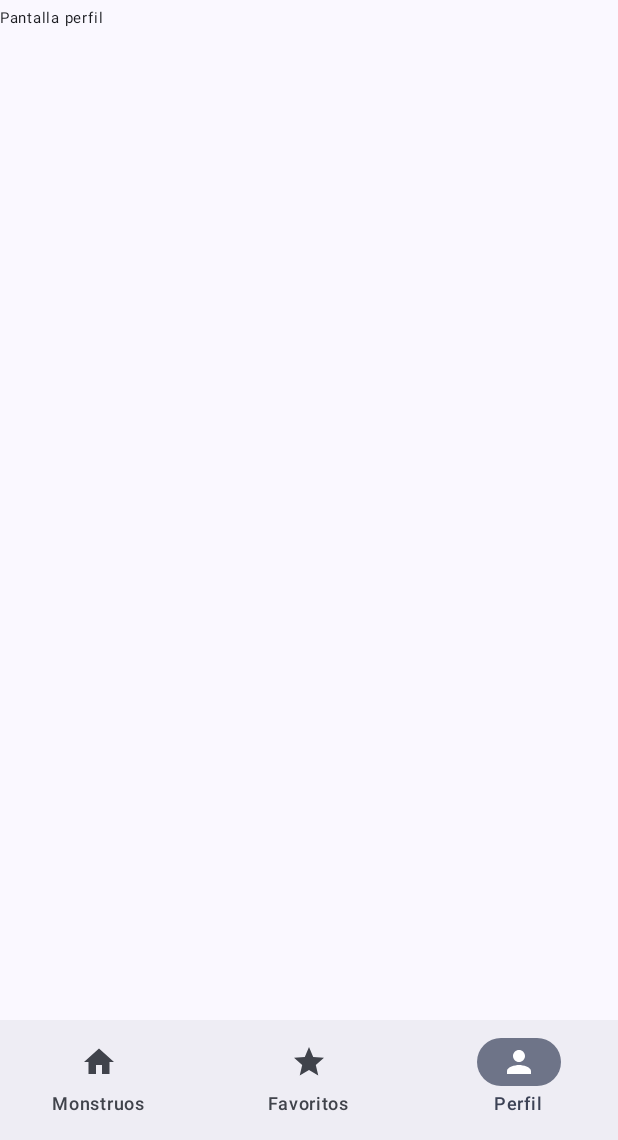
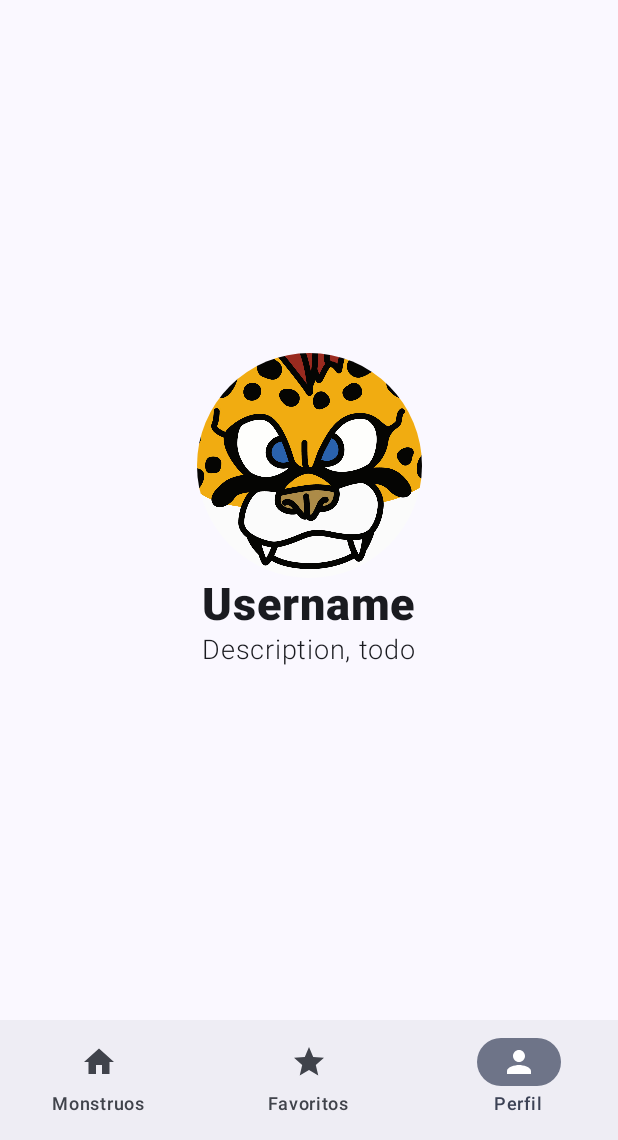
Before and after one commit to Lunkberjack/Bestiario-DQ-App, an Android app built with Jetpack Compose: the PerfilScreen screen opened through its navigation route, on a phone screen of 412 x 824 dp, the part 96-1236 px from its top. Run offline under Robolectric (Android 15) with nearby library versions, the phone set to English and light mode, and no system bars; our stand-ins replace Dagger/Hilt's generated code.

Commit message:
Foto de perfil, nombre y descripción placeholders

```diff
--- a/app/src/main/java/com/example/bestiario_dq_app/ui/bestiario/PerfilScreen.kt
+++ b/app/src/main/java/com/example/bestiario_dq_app/ui/bestiario/PerfilScreen.kt
@@ -1,10 +1,13 @@
 package com.example.bestiario_dq_app.ui.bestiario
 
+import androidx.compose.foundation.Image
 import androidx.compose.foundation.layout.Arrangement
 import androidx.compose.foundation.layout.Box
 import androidx.compose.foundation.layout.Column
 import androidx.compose.foundation.layout.fillMaxSize
 import androidx.compose.foundation.layout.padding
+import androidx.compose.foundation.layout.size
+import androidx.compose.foundation.shape.CircleShape
 import androidx.compose.material3.ExperimentalMaterial3Api
 import androidx.compose.material3.Scaffold
 import androidx.compose.material3.Text
@@ -13,17 +16,46 @@ import androidx.compose.runtime.Composable
 import androidx.compose.runtime.getValue
 import androidx.compose.ui.Alignment
 import androidx.compose.ui.Modifier
+import androidx.compose.ui.draw.clip
 import androidx.compose.ui.input.nestedscroll.nestedScroll
+import androidx.compose.ui.res.painterResource
+import androidx.compose.ui.text.font.FontWeight
+import androidx.compose.ui.unit.dp
 import androidx.compose.ui.unit.sp
 import androidx.navigation.NavHostController
 import androidx.navigation.compose.currentBackStackEntryAsState
+import com.example.bestiario_dq_app.R
 import com.example.bestiario_dq_app.ui.bestiario.componentes.BottomBar
 import com.example.bestiario_dq_app.ui.bestiario.componentes.BottomBarScreen
 import com.example.bestiario_dq_app.ui.bestiario.componentes.DefaultAppBar
 
+// www.artstation.com/artwork/R3vDgA
+
 @Composable
 fun PerfilScreen(navHostController: NavHostController) {
     Box(modifier = Modifier.fillMaxSize()) {
-        Text(text = "Pantalla perfil", fontSize = 10.sp)
+        Column(
+            modifier = Modifier
+                .fillMaxSize()
+                .padding(16.dp),
+            verticalArrangement = Arrangement.Center,
+            horizontalAlignment = Alignment.CenterHorizontally
+        ) {
+            // El avatar (seleccionable de entre varios)
+            Image(
+                painter = painterResource(id = R.drawable.dientecillos),
+                contentDescription = "Avatar",
+                modifier = Modifier
+                    .size(150.dp)
+                    .clip(
+                        CircleShape
+                    )
+            )
+            // Nombre de usuario
+            Text(text = "Username", fontWeight = FontWeight.Black, fontSize = 30.sp)
+
+            // Descripción, estado, acciones, etc
+            Text(text = "Description, todo", fontWeight = FontWeight.Light, fontSize = 18.sp)
+        }
     }
 }
```
Also changed, not shown: app/src/main/res/drawable/dientecillos.jpg (added), app/src/main/res/drawable/limo.jpg (added).
